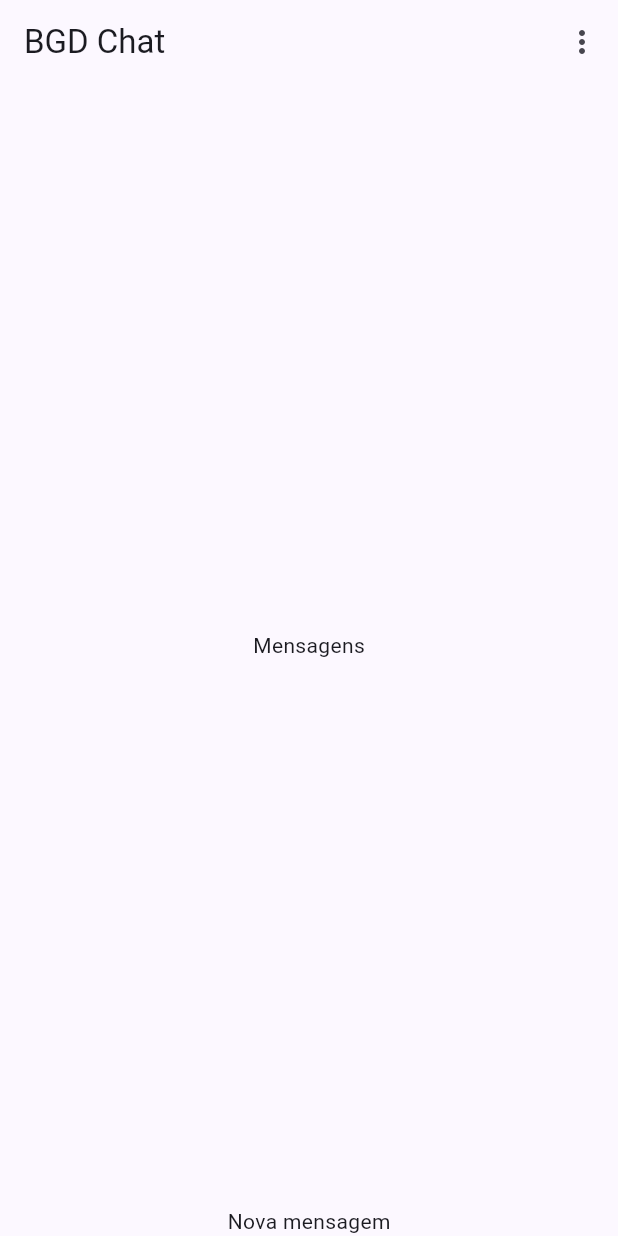
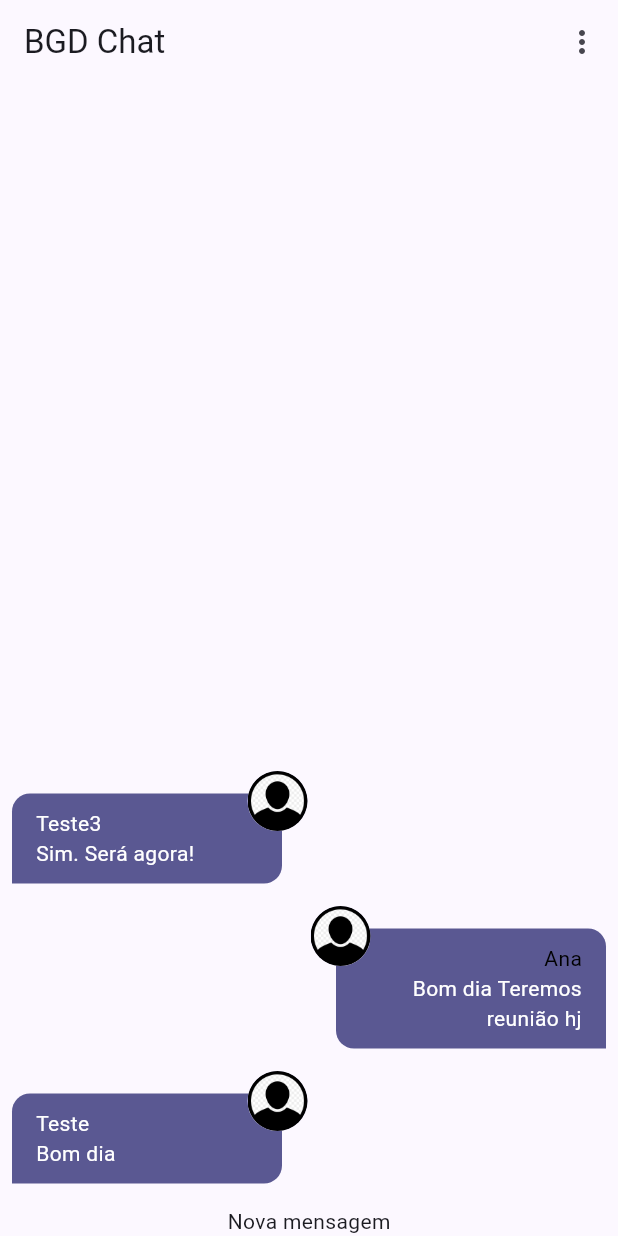
Before and after one commit to GoedertDalmolin/chat, a Flutter app: the screen it shows after launch, on a phone screen of 412 x 824 dp. Run offline on Flutter 3.47's test engine with Material 3 defaults, Android fonts, the phone set to English and light mode, and no system bars; our stand-ins replace image_picker; accounts and stored records are empty.

Commit message:
Created message_bubble.dart.

```diff
--- a/lib/core/services/auth/auth_mock_service.dart
+++ b/lib/core/services/auth/auth_mock_service.dart
@@ -7,8 +7,8 @@ import 'package:chat/core/services/auth/auth_service.dart';
 
 class AuthMockService implements AuthService {
   static const _defaultUser = ChatUser(
-    id: '1',
-    name: 'Teste',
+    id: '1234',
+    name: 'Ana',
     email: 'teste@gmail.com',
     imageUrl: 'assets/images/avatar.png',
   );
--- a/lib/core/services/chat/chat_mock_service.dart
+++ b/lib/core/services/chat/chat_mock_service.dart
@@ -20,7 +20,7 @@ class ChatMockService implements ChatService {
       text: 'Bom dia Teremos reunião hj',
       createdAt: DateTime.now(),
       userId: '1234',
-      userName: 'Teste2',
+      userName: 'Ana',
       userImageUrl: 'assets/images/avatar.png',
     ),
     ChatMessage(
--- a/lib/pages/chat_page.dart
+++ b/lib/pages/chat_page.dart
@@ -40,6 +40,7 @@ class _ChatPageState extends State<ChatPage> {
       ),
       body: const SafeArea(
         child: Column(
+          crossAxisAlignment:  CrossAxisAlignment.start,
           children: [
             Expanded(
               child: Messages(),
--- /dev/null
+++ b/lib/pages/components/message_bubble.dart
@@ -0,0 +1,87 @@
+import 'dart:io';
+
+import 'package:chat/core/models/chat_message.dart';
+import 'package:flutter/material.dart';
+
+class MessageBubble extends StatelessWidget {
+  final ChatMessage message;
+  final bool belongsToCurrentUser;
+
+  const MessageBubble({
+    super.key,
+    required this.message,
+    required this.belongsToCurrentUser,
+  });
+
+  Widget _showUserImage(String? imageUrl) {
+    ImageProvider? provider;
+
+    final uri = Uri.parse(imageUrl!);
+
+    if (uri.path.contains('assets/')) {
+      provider = AssetImage(imageUrl);
+    } else if (uri.scheme.contains('http')) {
+      provider = NetworkImage(uri.toString());
+    } else {
+      provider = FileImage(File(uri.toString()));
+    }
+
+    return CircleAvatar(
+      backgroundImage: provider,
+    );
+  }
+
+  @override
+  Widget build(BuildContext context) {
+    return Stack(
+      children: [
+        Row(
+          mainAxisAlignment: belongsToCurrentUser ? MainAxisAlignment.end : MainAxisAlignment.start,
+          children: [
+            Container(
+              width: 180,
+              decoration: BoxDecoration(
+                color: Theme.of(context).primaryColor,
+                borderRadius: BorderRadius.only(
+                  topLeft: const Radius.circular(12),
+                  topRight: const Radius.circular(12),
+                  bottomLeft: belongsToCurrentUser ? const Radius.circular(12) : const Radius.circular(0),
+                  bottomRight: belongsToCurrentUser ? const Radius.circular(0) : const Radius.circular(12),
+                ),
+              ),
+              padding: const EdgeInsets.symmetric(
+                vertical: 10,
+                horizontal: 16,
+              ),
+              margin: const EdgeInsets.symmetric(
+                vertical: 15,
+                horizontal: 8,
+              ),
+              child: Column(
+                crossAxisAlignment: belongsToCurrentUser ? CrossAxisAlignment.end : CrossAxisAlignment.start,
+                children: [
+                  Text(
+                    message.userName,
+                    textAlign: TextAlign.start,
+                    style: TextStyle(color: belongsToCurrentUser ? Colors.black : Colors.white),
+                  ),
+                  Text(
+                    message.text,
+                    style: const TextStyle(color: Colors.white),
+                    textAlign: belongsToCurrentUser ? TextAlign.end : TextAlign.start,
+                  ),
+                ],
+              ),
+            ),
+          ],
+        ),
+        Positioned(
+          top: 0,
+          left: belongsToCurrentUser ? null : 165,
+          right: belongsToCurrentUser ? 165 : null,
+          child: _showUserImage(message.userImageUrl),
+        ),
+      ],
+    );
+  }
+}
--- a/lib/pages/components/messages.dart
+++ b/lib/pages/components/messages.dart
@@ -1,3 +1,7 @@
+import 'package:chat/core/models/chat_message.dart';
+import 'package:chat/core/services/auth/auth_service.dart';
+import 'package:chat/core/services/chat/chat_service.dart';
+import 'package:chat/pages/components/message_bubble.dart';
 import 'package:flutter/material.dart';
 
 class Messages extends StatelessWidget {
@@ -5,8 +9,34 @@ class Messages extends StatelessWidget {
 
   @override
   Widget build(BuildContext context) {
-    return const Center(
-      child: Text('Mensagens'),
+    final currentUser = AuthService().currentUser;
+    return StreamBuilder<List<ChatMessage>>(
+      stream: ChatService().messagesStream(),
+      builder: (ctx, snapshot) {
+        if (snapshot.connectionState == ConnectionState.waiting) {
+          return const Center(
+            child: CircularProgressIndicator(),
+          );
+        } else if (!snapshot.hasData) {
+          return const Center(
+            child: Text('Sem Dados. Vamos conversar?'),
+          );
+        } else {
+          final msgs = snapshot.data!;
+
+          return ListView.builder(
+            reverse: true,
+            itemCount: msgs.length,
+            itemBuilder: (ctx, index) {
+              return MessageBubble(
+                key: ValueKey(msgs[index].id),
+                message: msgs[index],
+                belongsToCurrentUser: currentUser!.id == msgs[index].userId,
+              );
+            },
+          );
+        }
+      },
     );
   }
 }
```
